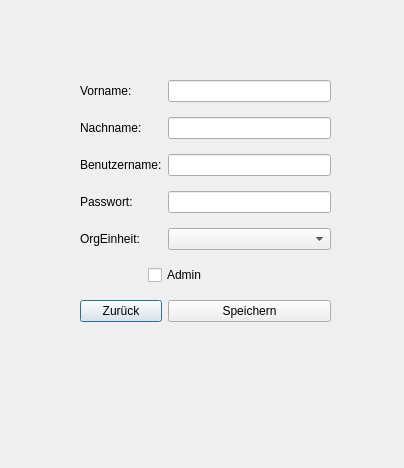
First picture: the form in ZitatErfassung/frmbenutzeraendern.ui, repository TrialAnd404/MyRepo, before the edit.
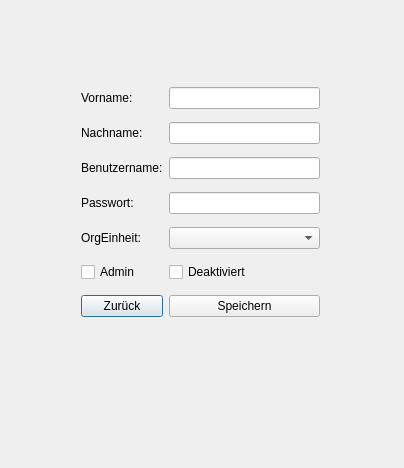
Second picture: the form after the edit.

What changed in the file:
```diff
--- a/ZitatErfassung/frmbenutzeraendern.ui
+++ b/ZitatErfassung/frmbenutzeraendern.ui
@@ -16,10 +16,10 @@
   <widget class="QWidget" name="">
    <property name="geometry">
     <rect>
-     <x>80</x>
-     <y>71</y>
-     <width>251</width>
-     <height>261</height>
+     <x>81</x>
+     <y>80</y>
+     <width>239</width>
+     <height>251</height>
     </rect>
    </property>
    <layout class="QGridLayout" name="gridLayout">
@@ -30,7 +30,7 @@
       </property>
      </widget>
     </item>
-    <item row="0" column="2">
+    <item row="0" column="1">
      <widget class="QLineEdit" name="edtVorname"/>
     </item>
     <item row="1" column="0">
@@ -40,17 +40,17 @@
       </property>
      </widget>
     </item>
-    <item row="1" column="2">
+    <item row="1" column="1">
      <widget class="QLineEdit" name="edtNachname"/>
     </item>
-    <item row="2" column="0" colspan="2">
+    <item row="2" column="0">
      <widget class="QLabel" name="lblBenutzername">
       <property name="text">
        <string>Benutzername:</string>
       </property>
      </widget>
     </item>
-    <item row="2" column="2">
+    <item row="2" column="1">
      <widget class="QLineEdit" name="edtBenutzername"/>
     </item>
     <item row="3" column="0">
@@ -60,7 +60,7 @@
       </property>
      </widget>
     </item>
-    <item row="3" column="2">
+    <item row="3" column="1">
      <widget class="QLineEdit" name="edtPasswort"/>
     </item>
     <item row="4" column="0">
@@ -70,24 +70,31 @@
       </property>
      </widget>
     </item>
-    <item row="4" column="2">
+    <item row="4" column="1">
      <widget class="QComboBox" name="cbOrgEinheit"/>
     </item>
-    <item row="5" column="1" colspan="2">
+    <item row="5" column="0">
      <widget class="QCheckBox" name="cbAdmin">
       <property name="text">
        <string>Admin</string>
       </property>
      </widget>
     </item>
-    <item row="6" column="0" colspan="2">
+    <item row="5" column="1">
+     <widget class="QCheckBox" name="cbDeaktiviert">
+      <property name="text">
+       <string>Deaktiviert</string>
+      </property>
+     </widget>
+    </item>
+    <item row="6" column="0">
      <widget class="QPushButton" name="btnZurueck">
       <property name="text">
        <string>Zurück</string>
       </property>
      </widget>
     </item>
-    <item row="6" column="2">
+    <item row="6" column="1">
      <widget class="QPushButton" name="btnSpeichern">
       <property name="text">
        <string>Speichern</string>
```
